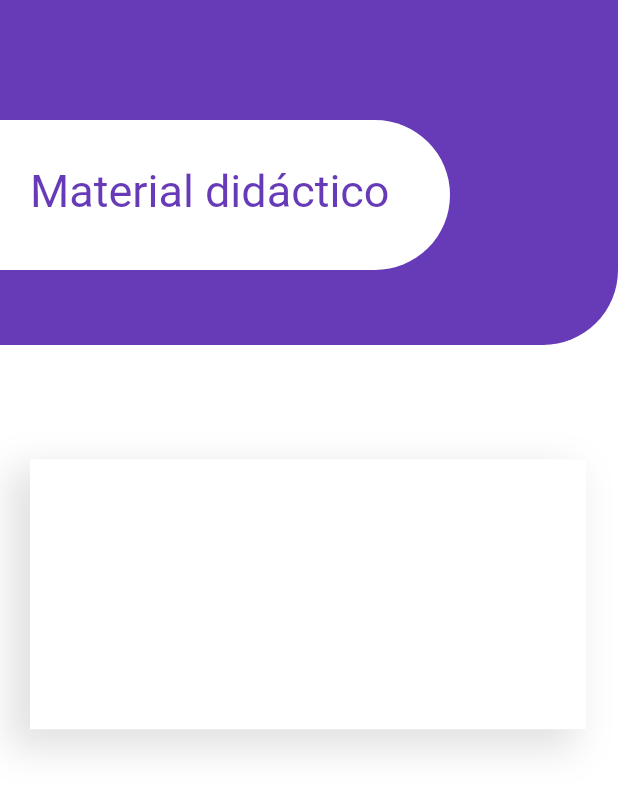
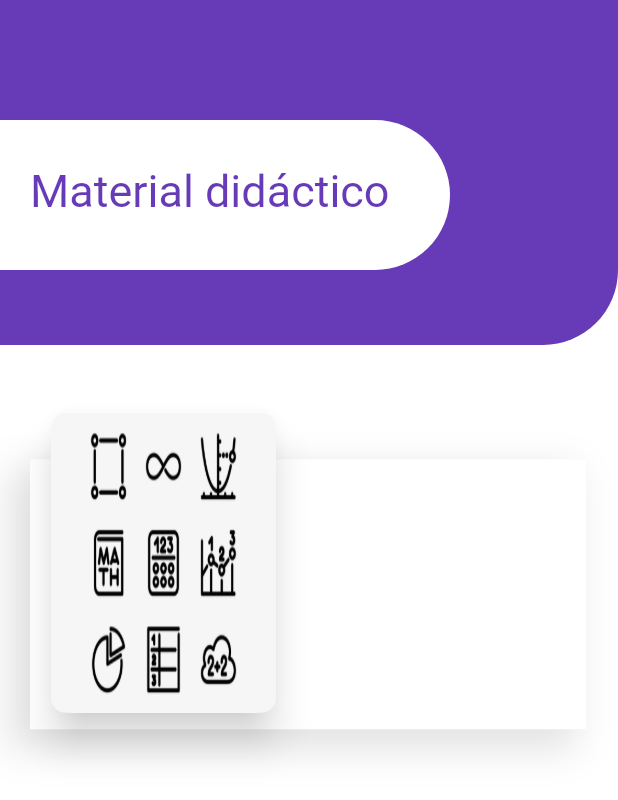
Before and after one commit to brandonrdgz/exaa_2, a Flutter app: the screen it shows after launch, on a phone screen of 412 x 824 dp. Shown: the top 800 px of the screen. Run offline on Flutter 3.47's test engine with Material 2 defaults, Android fonts, the phone set to English and light mode, and no system bars.

Commit message:
changing the pubspec.yaml due to the use of assets, also a new folder called assets its been created, this folder will contain all the images that we´ll use in the development

```diff
--- a/lib/pages/learning_page.dart
+++ b/lib/pages/learning_page.dart
@@ -79,7 +79,28 @@ class _LearningPageState extends State<LearningPage> {
                           ]),
                     ),
                   ),
-                )
+                ),
+                Positioned(
+                    top: 0,
+                    left: 30,
+                    child: Card(
+                      elevation: 10,
+                      shadowColor: Colors.grey.withOpacity(0.5),
+                      shape: RoundedRectangleBorder(
+                        borderRadius: BorderRadius.circular(15.0),
+                      ),
+                      child: Container(
+                        height: 200,
+                        width: 150,
+                        decoration: BoxDecoration(
+                          borderRadius: BorderRadius.circular(10.0),
+                          image: DecorationImage(
+                            fit: BoxFit.fill,
+                            image: AssetImage('assets/design/math.png'),
+                          ),
+                        ),
+                      ),
+                    ))
               ],
             ),
           )
--- a/pubspec.yaml
+++ b/pubspec.yaml
@@ -58,8 +58,8 @@ flutter:
   uses-material-design: true
 
   # To add assets to your application, add an assets section, like this:
-  # assets:
-  #   - images/a_dot_burr.jpeg
+  assets:
+    - assets/design/
   #   - images/a_dot_ham.jpeg
 
   # An image asset can refer to one or more resolution-specific "variants", see
```
Also changed, not shown: assets/design/math.png (added).
